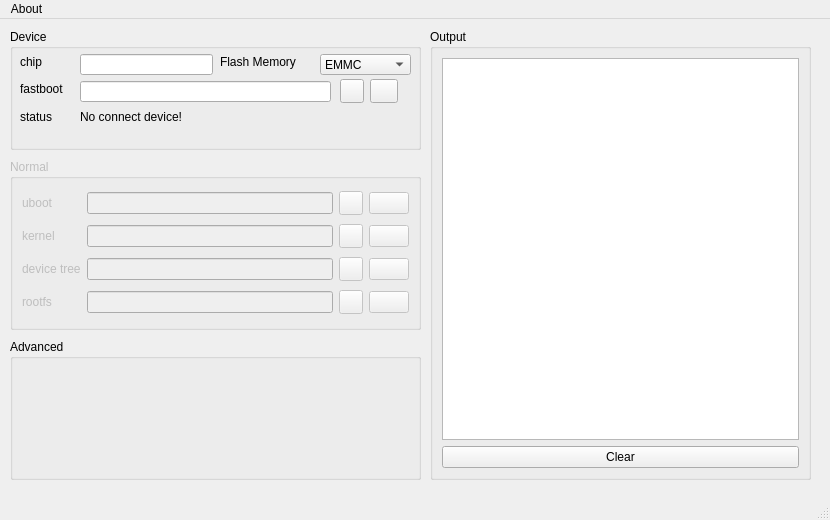
nixgnauhcuy/nxp-uuu-qt-tool, file src/main.ui: the form before one commit.
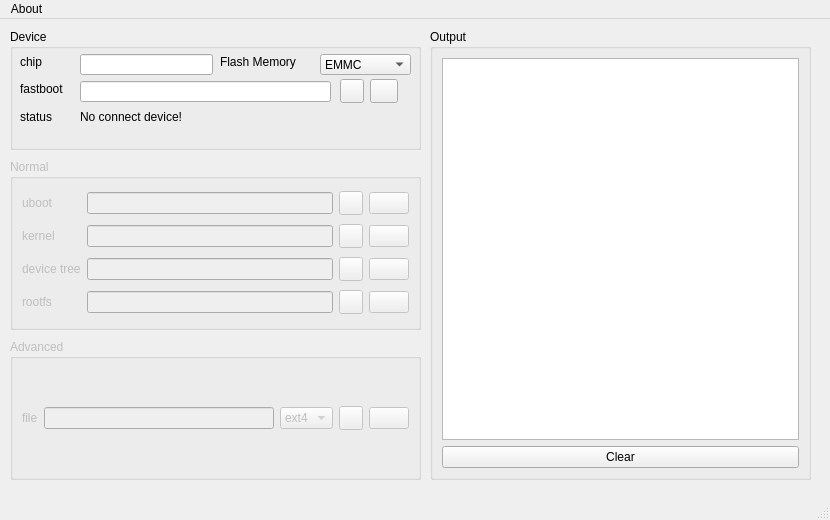
The form after the commit. Icons and pictures are not drawn.

Patch:
```diff
--- a/src/main.ui
+++ b/src/main.ui
@@ -420,7 +420,10 @@
      </item>
     </layout>
    </widget>
-   <widget class="QGroupBox" name="deviceGroupBox_3">
+   <widget class="QGroupBox" name="advancedGroupBox">
+    <property name="enabled">
+     <bool>false</bool>
+    </property>
     <property name="geometry">
      <rect>
       <x>10</x>
@@ -432,7 +435,70 @@
     <property name="title">
      <string>Advanced</string>
     </property>
-    <layout class="QGridLayout" name="gridLayout_3"/>
+    <layout class="QGridLayout" name="gridLayout_3">
+     <item row="0" column="0">
+      <widget class="QLabel" name="fileLabel">
+       <property name="text">
+        <string>file</string>
+       </property>
+      </widget>
+     </item>
+     <item row="0" column="4">
+      <widget class="QPushButton" name="fileBurnPushButton">
+       <property name="text">
+        <string/>
+       </property>
+       <property name="icon">
+        <iconset resource="resources.qrc">
+         <normaloff>:/img/Resources/img/download.png</normaloff>:/img/Resources/img/download.png</iconset>
+       </property>
+      </widget>
+     </item>
+     <item row="0" column="1">
+      <widget class="QLineEdit" name="filePathLineEdit">
+       <property name="readOnly">
+        <bool>true</bool>
+       </property>
+      </widget>
+     </item>
+     <item row="0" column="3">
+      <widget class="QPushButton" name="filePathPushButton">
+       <property name="minimumSize">
+        <size>
+         <width>24</width>
+         <height>24</height>
+        </size>
+       </property>
+       <property name="maximumSize">
+        <size>
+         <width>24</width>
+         <height>24</height>
+        </size>
+       </property>
+       <property name="text">
+        <string/>
+       </property>
+       <property name="icon">
+        <iconset resource="resources.qrc">
+         <normaloff>:/img/Resources/img/folder.png</normaloff>:/img/Resources/img/folder.png</iconset>
+       </property>
+      </widget>
+     </item>
+     <item row="0" column="2">
+      <widget class="QComboBox" name="fileComboBox">
+       <item>
+        <property name="text">
+         <string>ext4</string>
+        </property>
+       </item>
+       <item>
+        <property name="text">
+         <string>fat</string>
+        </property>
+       </item>
+      </widget>
+     </item>
+    </layout>
    </widget>
    <widget class="QGroupBox" name="logGroupBox">
     <property name="geometry">
```
Left out of the diff: 2 changed lines with no effect on the pictures.
